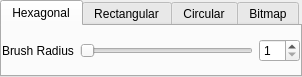
mflagel/asdf_multiplat, file hexmap_qt/hexmap_widgets/terrain_brush_selector.ui: the form before one commit.
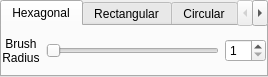
The form after the commit.

What changed in the file:
```diff
--- a/hexmap_qt/hexmap_widgets/terrain_brush_selector.ui
+++ b/hexmap_qt/hexmap_widgets/terrain_brush_selector.ui
@@ -6,8 +6,8 @@
    <rect>
     <x>0</x>
     <y>0</y>
-    <width>302</width>
-    <height>71</height>
+    <width>268</width>
+    <height>77</height>
    </rect>
   </property>
   <property name="sizePolicy">
@@ -38,11 +38,17 @@
       <bool>true</bool>
      </property>
      <property name="sizePolicy">
-      <sizepolicy hsizetype="Expanding" vsizetype="Maximum">
+      <sizepolicy hsizetype="Minimum" vsizetype="Maximum">
        <horstretch>0</horstretch>
        <verstretch>0</verstretch>
       </sizepolicy>
      </property>
+     <property name="maximumSize">
+      <size>
+       <width>268</width>
+       <height>16777215</height>
+      </size>
+     </property>
      <property name="currentIndex">
       <number>0</number>
      </property>
@@ -65,9 +71,27 @@
        </property>
        <item>
         <widget class="QLabel" name="label_3">
+         <property name="sizePolicy">
+          <sizepolicy hsizetype="Minimum" vsizetype="Preferred">
+           <horstretch>0</horstretch>
+           <verstretch>0</verstretch>
+          </sizepolicy>
+         </property>
+         <property name="maximumSize">
+          <size>
+           <width>50</width>
+           <height>16777215</height>
+          </size>
+         </property>
          <property name="text">
           <string>Brush Radius</string>
          </property>
+         <property name="alignment">
+          <set>Qt::AlignCenter</set>
+         </property>
+         <property name="wordWrap">
+          <bool>true</bool>
+         </property>
         </widget>
        </item>
        <item>
```
